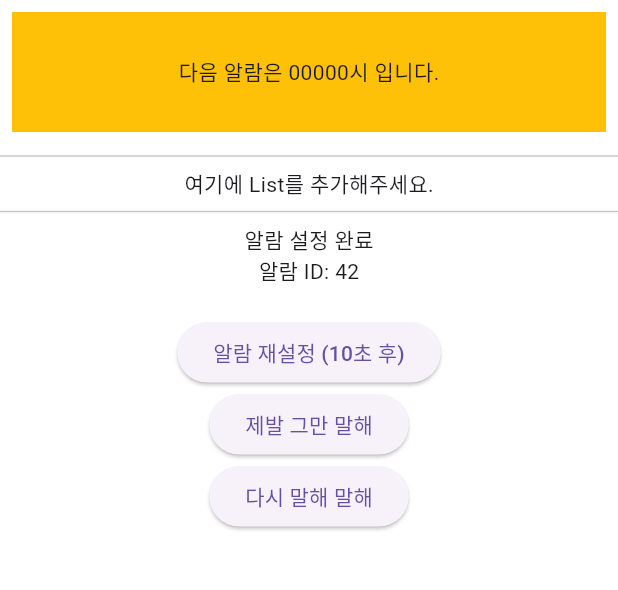
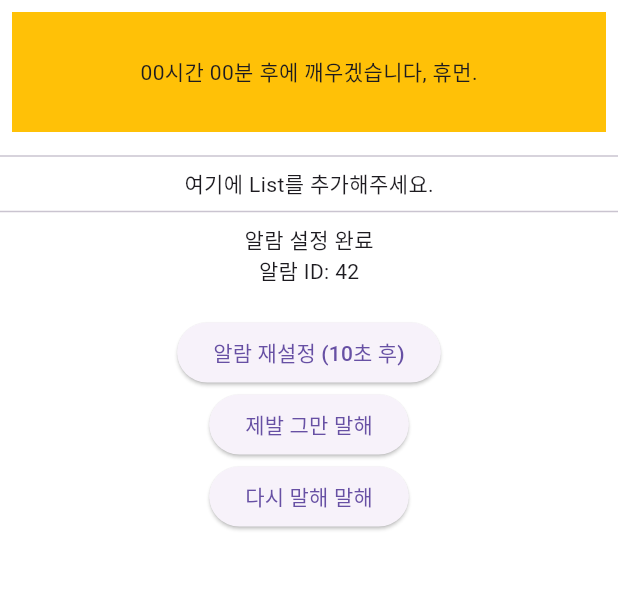
Before and after one commit to S-Soo100/alarm-from-hell, a Flutter app: the screen it shows after launch, on a phone screen of 412 x 824 dp, the part 84-674 px from its top. Run offline on Flutter 3.47's test engine with Material 3 defaults, Android fonts, the phone set to English and light mode, and no system bars; our stand-ins replace permission_handler; missing offline and left inert: alarm; statements that could not run were skipped.

Commit message:
다음 알람시간 보여주는 레이아웃 추가

```diff
--- a/lib/component/next_alarm_time_widget.dart
+++ b/lib/component/next_alarm_time_widget.dart
@@ -1,13 +1,10 @@
 import 'package:flutter/material.dart';
 
-class NextAlarmTimeWidget extends StatefulWidget {
-  const NextAlarmTimeWidget({super.key});
+class NextAlarmTimeWidget extends StatelessWidget {
+  const NextAlarmTimeWidget({super.key, required this.nextAlarmTime});
 
-  @override
-  State<NextAlarmTimeWidget> createState() => _NextAlarmTimeWidgetState();
-}
+  final String nextAlarmTime;
 
-class _NextAlarmTimeWidgetState extends State<NextAlarmTimeWidget> {
   @override
   Widget build(BuildContext context) {
     return Material(
@@ -21,7 +18,7 @@ class _NextAlarmTimeWidgetState extends State<NextAlarmTimeWidget> {
           alignment: Alignment.center,
           child: Row(
             mainAxisAlignment: MainAxisAlignment.center,
-            children: [Text("다음 알람은 00000시 입니다.")],
+            children: [Text(nextAlarmTime)],
           ),
         ),
       ),
--- /dev/null
+++ b/lib/domain/services/next_alarm_time_serivce.dart
@@ -0,0 +1,14 @@
+class NextAlarmTimeSerivce {
+  static final NextAlarmTimeSerivce _instance =
+      NextAlarmTimeSerivce._internal();
+  // 싱글톤 패턴
+  factory NextAlarmTimeSerivce() {
+    return _instance;
+  }
+
+  NextAlarmTimeSerivce._internal();
+
+  String getNextAlarmTimeService() {
+    return "00시간 00분 후에 깨우겠습니다, 휴먼.";
+  }
+}
--- a/lib/ui/home_page.dart
+++ b/lib/ui/home_page.dart
@@ -1,5 +1,6 @@
 import 'package:alarm_from_hell/component/alarm_list_widget.dart';
 import 'package:alarm_from_hell/component/next_alarm_time_widget.dart';
+import 'package:alarm_from_hell/domain/services/next_alarm_time_serivce.dart';
 import 'package:alarm_from_hell/ui/test_alarm/test_alarm_page.dart';
 import 'package:flutter/material.dart';
 
@@ -12,6 +13,15 @@ class HomePage extends StatefulWidget {
 
 class _HomePageState extends State<HomePage> {
   bool _isModalOn = false;
+  NextAlarmTimeSerivce? _nextTimeService;
+  String nextAlarm = "다음 알람이 없습니다";
+
+  @override
+  void initState() {
+    super.initState();
+    _nextTimeService = NextAlarmTimeSerivce();
+    nextAlarm = _nextTimeService!.getNextAlarmTimeService();
+  }
 
   @override
   Widget build(BuildContext context) {
@@ -41,7 +51,7 @@ class _HomePageState extends State<HomePage> {
               child: Column(
                 mainAxisSize: MainAxisSize.min,
                 children: [
-                  NextAlarmTimeWidget(),
+                  NextAlarmTimeWidget(nextAlarmTime: nextAlarm),
                   AlarmListWidget(),
                   TestAlarmPage(),
                 ],
```
